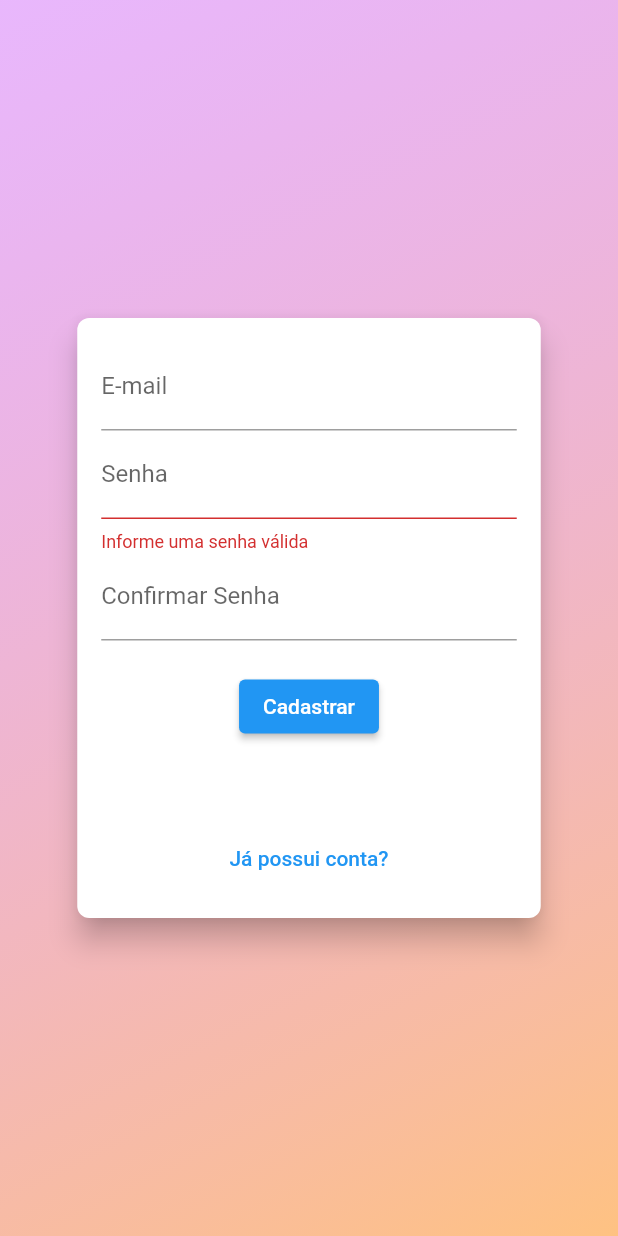
After one commit to BecxAgy/Recomenda-, a Flutter app: the AuthScreen screen opened by its route, after a tap on "Entrar", after a tap on "Deseja se cadastrar?", after a tap on "Cadastrar", on a phone screen of 412 x 824 dp. The commit adds this screen. Run offline on Flutter 3.47's test engine with Material 2 defaults, Android fonts, the phone set to English and light mode, and no system bars; our stand-ins replace curved_navigation_bar, flutter_svg.

Commit message:
auth(singup)

```diff
--- /dev/null
+++ b/lib/components/auth_form.dart
@@ -0,0 +1,133 @@
+import 'package:flutter/material.dart';
+import 'package:flutter/src/widgets/framework.dart';
+import 'package:flutter/src/widgets/placeholder.dart';
+import 'package:provider/provider.dart';
+
+import '../models/auth.dart';
+
+enum AuthMode { Login, SingUp }
+
+class AuthForm extends StatefulWidget {
+  const AuthForm({super.key});
+
+  @override
+  State<AuthForm> createState() => _AuthFormState();
+}
+
+class _AuthFormState extends State<AuthForm> {
+  Map<String, String> _authData = {'email': '', 'password': ''};
+  AuthMode _authMode = AuthMode.Login;
+  final _passwordController = TextEditingController();
+  bool _isLoading = false;
+  final _formKey = GlobalKey<FormState>();
+
+  //Functions
+  bool _isLogin() => _authMode == AuthMode.Login;
+  bool _isSingUp() => _authMode == AuthMode.SingUp;
+
+  void switchAuthMode() {
+    if (_authMode == AuthMode.Login) {
+      setState(() {
+        _authMode = AuthMode.SingUp;
+      });
+    } else {
+      setState(() {
+        _authMode = AuthMode.Login;
+      });
+    }
+  }
+
+  Future<void> _submit() async {
+    final isValid = _formKey.currentState?.validate() ?? false;
+
+    if (!isValid) return;
+
+    setState(() => _isLoading = true);
+
+    _formKey.currentState?.save();
+    Auth auth = Provider.of(context, listen: false);
+
+    if (_isLogin()) {
+    } else {
+      await auth.singUp(_authData['email']!, _authData['password']!);
+    }
+
+    setState(() {
+      _isLoading = false;
+    });
+  }
+
+  @override
+  Widget build(BuildContext context) {
+    final device = MediaQuery.of(context).size;
+    return Card(
+        elevation: 8,
+        shape: RoundedRectangleBorder(borderRadius: BorderRadius.circular(8)),
+        child: Container(
+          padding: EdgeInsets.all(16),
+          height: _isLogin() ? 310 : 400,
+          width: device.width * 0.75,
+          child: Form(
+            key: _formKey,
+            child: Column(
+              children: [
+                TextFormField(
+                  decoration: InputDecoration(labelText: 'E-mail'),
+                  keyboardType: TextInputType.emailAddress,
+                  onSaved: (email) => _authData['email'] = email ?? '',
+                ),
+                TextFormField(
+                    decoration: InputDecoration(labelText: 'Senha'),
+                    keyboardType: TextInputType.visiblePassword,
+                    obscureText: true,
+                    controller: _passwordController,
+                    onSaved: (password) =>
+                        _authData['password'] = password ?? '',
+                    validator: (_password) {
+                      final password = _password ?? '';
+
+                      if (password.isEmpty || password.length < 7) {
+                        return "Informe uma senha válida";
+                      }
+
+                      return null;
+                    }),
+
+                //Só aparece se for cadastro
+                if (_isSingUp())
+                  TextFormField(
+                      decoration: InputDecoration(labelText: 'Confirmar Senha'),
+                      keyboardType: TextInputType.visiblePassword,
+                      obscureText: true,
+                      validator: (_password) {
+                        final password = _password ?? '';
+
+                        if (password != _passwordController.text) {
+                          return "As senhas precisam ser iguais!";
+                        }
+
+                        return null;
+                      }),
+
+                SizedBox(
+                  height: 20,
+                ),
+
+                _isLoading
+                    ? CircularProgressIndicator()
+                    : ElevatedButton(
+                        onPressed: _submit,
+                        child: Text(_isLogin() ? "Entrar" : "Cadastrar")),
+
+                Spacer(),
+                TextButton(
+                    onPressed: switchAuthMode,
+                    child: Text(_isLogin()
+                        ? "Deseja se cadastrar?"
+                        : "Já possui conta?"))
+              ],
+            ),
+          ),
+        ));
+  }
+}
--- a/lib/main.dart
+++ b/lib/main.dart
@@ -1,9 +1,11 @@
+import 'package:desingprojeto/screens/auth_screen.dart';
 import 'package:desingprojeto/screens/categoria_screen.dart';
 import 'package:desingprojeto/screens/hobbies_form_screen.dart';
 import 'package:desingprojeto/screens/home_screen.dart';
 import 'package:flutter/material.dart';
 import 'package:provider/provider.dart';
 
+import 'models/auth.dart';
 import 'models/financas_list.dart';
 import 'models/hobbies_list.dart';
 import 'utils/app_routes.dart';
@@ -21,7 +23,8 @@ class MyApp extends StatelessWidget {
     return MultiProvider(
       providers: [
         ChangeNotifierProvider(create: (_) => FinancasList()),
-        ChangeNotifierProvider(create: (_) => HobbiesList())
+        ChangeNotifierProvider(create: (_) => HobbiesList()),
+        ChangeNotifierProvider(create: (_) => Auth())
       ],
       child: MaterialApp(
         title: 'Flutter Demo',
@@ -29,6 +32,7 @@ class MyApp extends StatelessWidget {
           AppRoutes.HOME: (context) => HomeScreen(),
           AppRoutes.Categoria: (context) => CategoriaScreen(),
           AppRoutes.HOBBIE_FORM: (context) => HobbieFormScreen(),
+          AppRoutes.AUTH: (context) => AuthScreen()
         },
       ),
     );
--- /dev/null
+++ b/lib/models/auth.dart
@@ -0,0 +1,19 @@
+import 'dart:convert';
+
+import 'package:flutter/material.dart';
+import 'package:http/http.dart' as http;
+
+class Auth with ChangeNotifier {
+  static const _url =
+      'https://identitytoolkit.googleapis.com/v1/accounts:signUp?key=AIzaSyA2iGUM3byFkKjBIwIVRulLdTMND3fz7LE';
+
+  Future<void> singUp(String email, String password) async {
+    var response = await http.post(Uri.parse(_url),
+        body: jsonEncode({
+          'email': email,
+          'password': password,
+          'returnSecureToken': true,
+        }));
+    print(response.body);
+  }
+}
--- /dev/null
+++ b/lib/screens/auth_screen.dart
@@ -0,0 +1,41 @@
+import 'dart:math';
+
+import 'package:flutter/material.dart';
+import 'package:flutter/src/widgets/framework.dart';
+import 'package:flutter/src/widgets/placeholder.dart';
+
+import '../components/auth_form.dart';
+
+class AuthScreen extends StatelessWidget {
+  const AuthScreen({super.key});
+
+  @override
+  Widget build(BuildContext context) {
+    return Scaffold(
+      body: Stack(
+        children: [
+          Container(
+            decoration: const BoxDecoration(
+              gradient: LinearGradient(
+                colors: [
+                  Color.fromRGBO(215, 117, 255, 0.5),
+                  Color.fromRGBO(255, 188, 117, 0.9),
+                ],
+                begin: Alignment.topLeft,
+                end: Alignment.bottomRight,
+              ),
+            ),
+          ),
+          SizedBox(
+            width: double.infinity,
+            child: Column(
+              crossAxisAlignment: CrossAxisAlignment.center,
+              mainAxisAlignment: MainAxisAlignment.center,
+              children: [AuthForm()],
+            ),
+          ),
+        ],
+      ),
+    );
+  }
+}
--- a/lib/utils/app_routes.dart
+++ b/lib/utils/app_routes.dart
@@ -3,4 +3,5 @@ class AppRoutes {
   static const Categoria = '/categoria';
   static const HOBBIE_FORM = '/hobbie-form';
   static const FINANCAS_FORM = '/financas-form';
+  static const AUTH = '/auth';
 }
```
